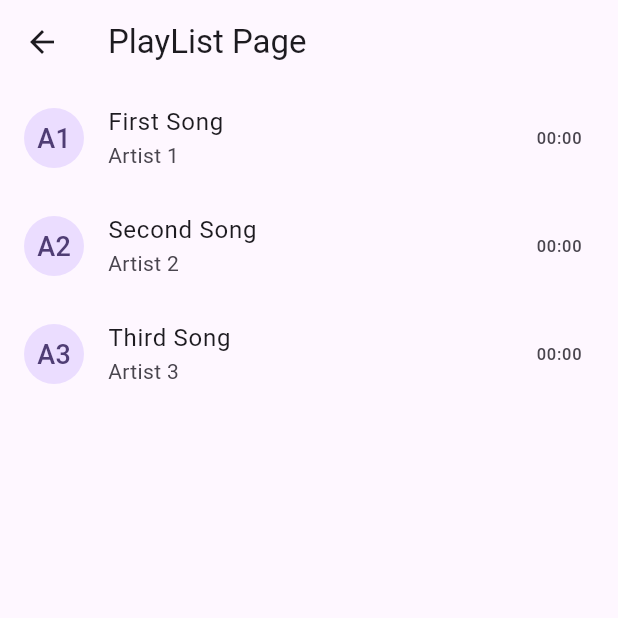
After one commit to HappySolutions/flutter_advanced_task2, a Flutter app: the screen it shows after launch, after a tap on the "playlist play" icon, on a phone screen of 412 x 824 dp, the top half of it. The commit adds this screen. Run offline on Flutter 3.47's test engine with Material 3 defaults, Android fonts, the phone set to English and light mode, and no system bars; our stand-ins replace assets_audio_player.

Commit message:
update playlist

```diff
--- a/lib/pages/home.dart
+++ b/lib/pages/home.dart
@@ -1,5 +1,6 @@
 import 'package:flutter/material.dart';
 import 'package:assets_audio_player/assets_audio_player.dart';
+import 'package:flutter_application_1/pages/playlist_page.dart';
 import 'package:flutter_application_1/widgets/sound_player.dart';
 
 class HomePage extends StatefulWidget {
@@ -10,19 +11,19 @@ class HomePage extends StatefulWidget {
 }
 
 class _HomePageState extends State<HomePage> {
-  final Playlist playlist = Playlist(
+  final Playlist playlistEx = Playlist(
     audios: [
       Audio(
         "assets/sampl.mp3",
-        metas: Metas(title: 'First Song'),
+        metas: Metas(title: 'First Song', artist: 'Artist 1'),
       ),
       Audio(
         "assets/sampl1.mp3",
-        metas: Metas(title: 'Second Song'),
+        metas: Metas(title: 'Second Song', artist: 'Artist 2'),
       ),
       Audio(
         "assets/sampl2.mp3",
-        metas: Metas(title: 'Third Song'),
+        metas: Metas(title: 'Third Song', artist: 'Artist 3'),
       ),
     ],
   );
@@ -34,9 +35,20 @@ class _HomePageState extends State<HomePage> {
         title: const Center(
           child: Text('Media Player'),
         ),
+        actions: [
+          IconButton(
+            onPressed: () {
+              Navigator.push(
+                  context,
+                  MaterialPageRoute(
+                      builder: (_) => PlaylistPage(playlist: playlistEx)));
+            },
+            icon: const Icon(Icons.playlist_play),
+          ),
+        ],
       ),
       body: SoundPlayerWidget(
-        playlist: playlist,
+        playlist: playlistEx,
       ),
     );
   }
--- /dev/null
+++ b/lib/pages/playlist_page.dart
@@ -0,0 +1,30 @@
+import 'package:assets_audio_player/assets_audio_player.dart';
+import 'package:flutter/material.dart';
+import 'package:flutter_application_1/widgets/song_widget.dart';
+
+class PlaylistPage extends StatefulWidget {
+  final Playlist playlist;
+  const PlaylistPage({required this.playlist, super.key});
+
+  @override
+  State<PlaylistPage> createState() => _PlaylistPageState();
+}
+
+class _PlaylistPageState extends State<PlaylistPage> {
+  @override
+  Widget build(BuildContext context) {
+    return Scaffold(
+      appBar: AppBar(
+        title: const Text('PlayList Page'),
+      ),
+      body: ListView(
+        children: [
+          for (var audio in widget.playlist.audios)
+            SongWidget(
+              audio: audio,
+            ),
+        ],
+      ),
+    );
+  }
+}
--- /dev/null
+++ b/lib/widgets/song_widget.dart
@@ -0,0 +1,52 @@
+import 'package:assets_audio_player/assets_audio_player.dart';
+import 'package:flutter/material.dart';
+
+class SongWidget extends StatefulWidget {
+  final Audio audio;
+  const SongWidget({required this.audio, super.key});
+
+  @override
+  State<SongWidget> createState() => _SongWidgetState();
+}
+
+class _SongWidgetState extends State<SongWidget> {
+  final assetsAudioPlayer = AssetsAudioPlayer();
+  @override
+  void initState() {
+    assetsAudioPlayer.open(widget.audio, autoStart: false);
+    super.initState();
+  }
+
+  @override
+  Widget build(BuildContext context) {
+    return ListTile(
+      trailing: StreamBuilder(
+          stream: assetsAudioPlayer.realtimePlayingInfos,
+          builder: (ctx, snapshot) {
+            if (snapshot.connectionState == ConnectionState.waiting) {
+              return const CircularProgressIndicator();
+            }
+            if (snapshot.data == null) {
+              return const SizedBox.shrink();
+            }
+            return Text(convertSeconds(snapshot.data?.duration.inSeconds ?? 0));
+          }),
+      leading: CircleAvatar(
+        child: Center(
+          child: Text(
+              '${widget.audio.metas.artist?.split(' ').first[0].toUpperCase()}${widget.audio.metas.artist?.split(' ').last[0].toUpperCase()}',
+              style: const TextStyle(fontSize: 18)),
+        ),
+      ),
+      title: Text(widget.audio.metas.title ?? 'No Title'),
+      subtitle: Text(widget.audio.metas.artist ?? 'No Artist'),
+      onTap: () {},
+    );
+  }
+
+  String convertSeconds(int seconds) {
+    String minutes = (seconds ~/ 60).toString();
+    String secondsStr = (seconds % 60).toString();
+    return '${minutes.padLeft(2, '0')}:${secondsStr.padLeft(2, '0')}';
+  }
+}
```
